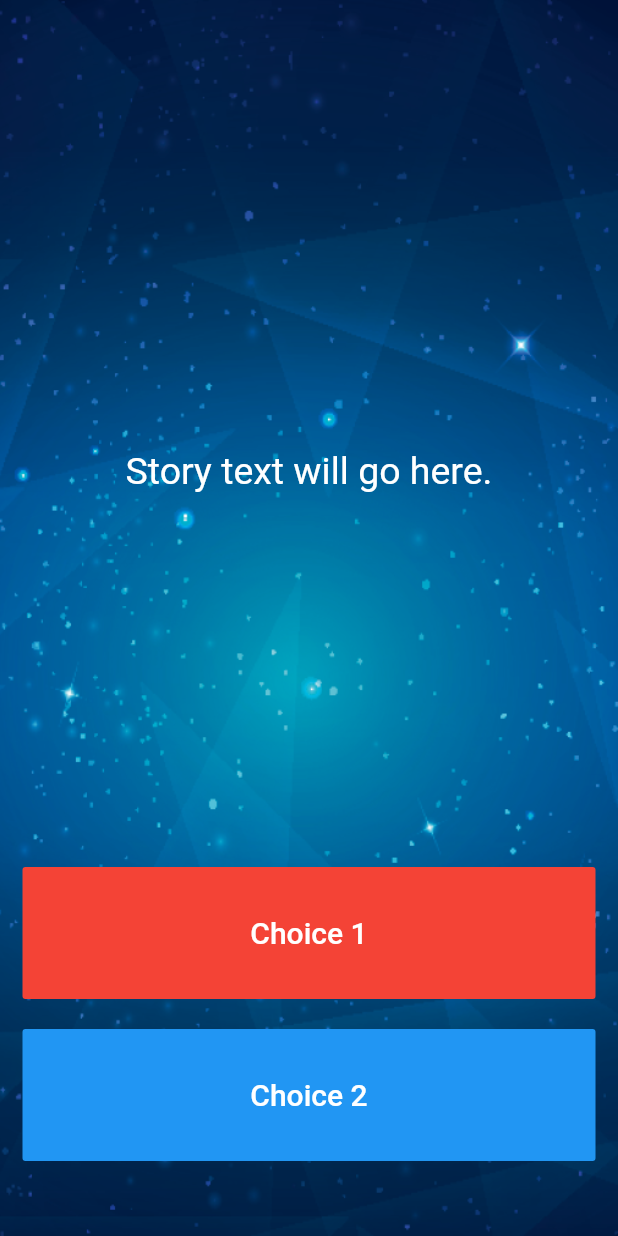
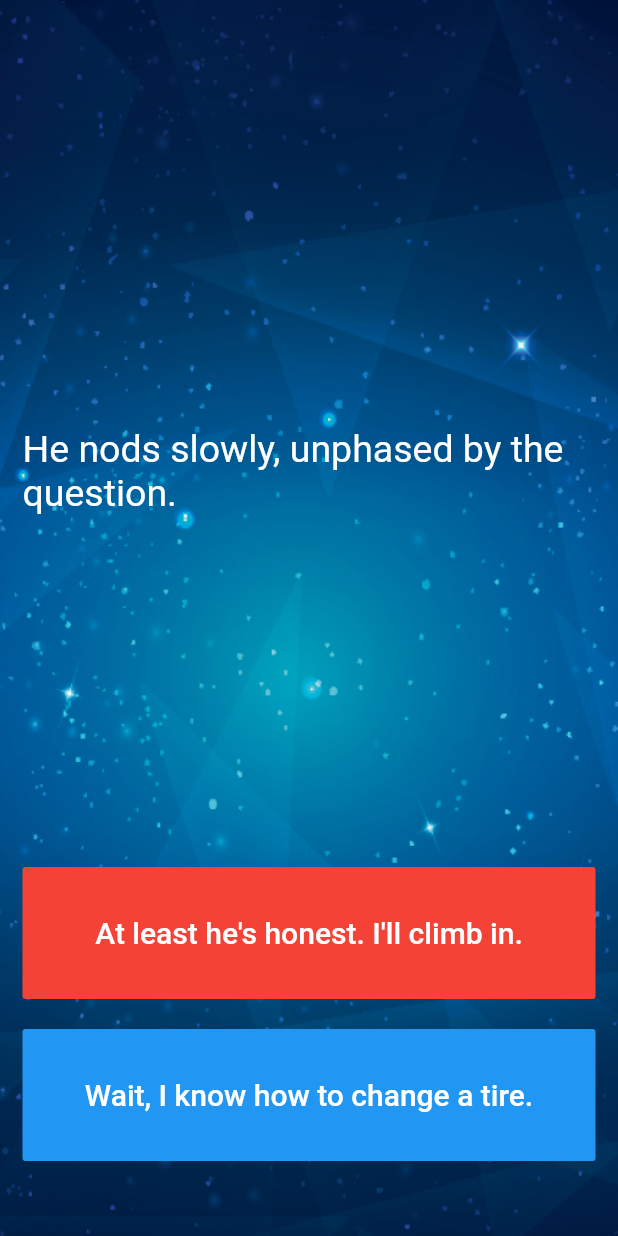
Before and after one commit to sbis04/destini_flutter, a Flutter app: the screen it shows after launch, on a phone screen of 412 x 824 dp. Run offline on Flutter 3.47's test engine with Material 2 defaults, Android fonts, the phone set to English and light mode, and no system bars.

Commit message:
Displayed first story on the screen

```diff
--- a/lib/main.dart
+++ b/lib/main.dart
@@ -1,6 +1,5 @@
+import 'package:destini_challenge_starting/story_brain.dart';
 import 'package:flutter/material.dart';
-
-//TODO: Step 15 - Run the app and see if you can see the screen update with the first story. Delete this TODO if it looks as you expected.
 
 void main() => runApp(Destini());
 
@@ -13,7 +12,7 @@ class Destini extends StatelessWidget {
   }
 }
 
-//TODO: Step 9 - Create a new storyBrain object from the StoryBrain class.
+StoryBrain storyBrain = StoryBrain();
 
 class StoryPage extends StatefulWidget {
   _StoryPageState createState() => _StoryPageState();
@@ -40,8 +39,7 @@ class _StoryPageState extends State<StoryPage> {
                 flex: 12,
                 child: Center(
                   child: Text(
-                    //TODO: Step 10 - use the storyBrain to get the first story title and display it in this Text Widget.
-                    'Story text will go here.',
+                    storyBrain.getStory(),
                     style: TextStyle(
                       fontSize: 25.0,
                     ),
@@ -57,8 +55,7 @@ class _StoryPageState extends State<StoryPage> {
                   },
                   color: Colors.red,
                   child: Text(
-                    //TODO: Step 13 - Use the storyBrain to get the text for choice 1.
-                    'Choice 1',
+                    storyBrain.getChoice1(),
                     style: TextStyle(
                       fontSize: 20.0,
                     ),
@@ -79,8 +76,7 @@ class _StoryPageState extends State<StoryPage> {
                   },
                   color: Colors.blue,
                   child: Text(
-                    //TODO: Step 14 - Use the storyBrain to get the text for choice 1.
-                    'Choice 2',
+                    storyBrain.getChoice2(),
                     style: TextStyle(
                       fontSize: 20.0,
                     ),
```
Also changed, not shown: 1 other file.
